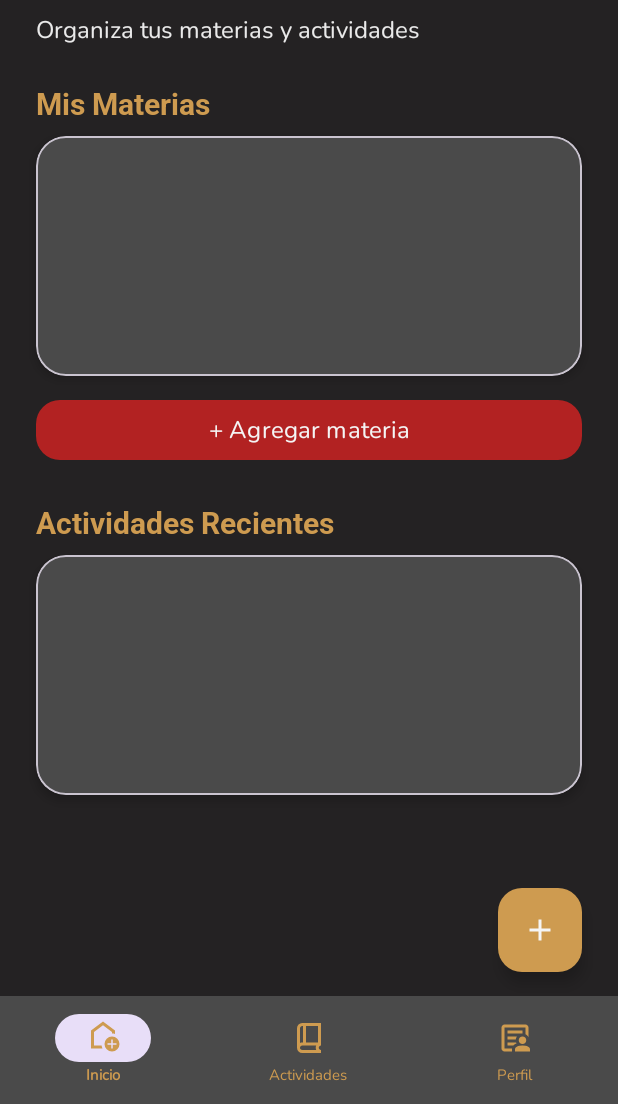
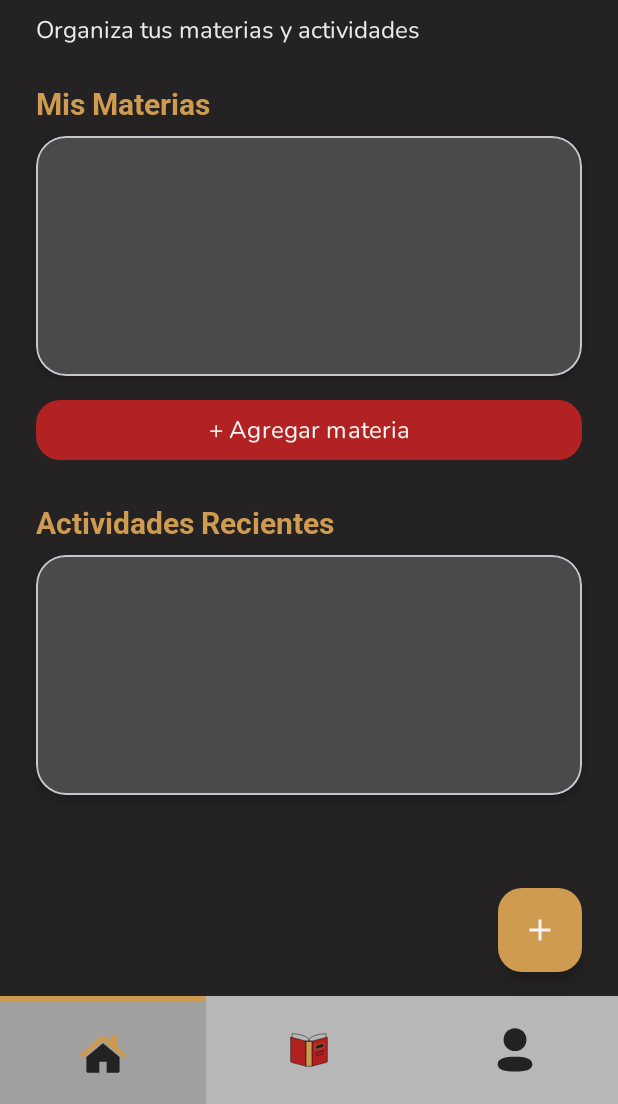
Before and after one commit to IvanIza7/Unibook_DM, an Android app: the screen it shows after launch (MainActivity), on a phone screen of 412 x 824 dp, the part 132-1236 px from its top. Run offline under Robolectric (Android 15) with nearby library versions, the phone set to English and light mode, and no system bars.

```diff
--- a/app/src/main/java/com/navify/unibook/MainActivity.java
+++ b/app/src/main/java/com/navify/unibook/MainActivity.java
@@ -1,47 +1,93 @@
 package com.navify.unibook;
 
+import android.graphics.Color;
 import android.os.Bundle;
+import android.view.View;
+import android.widget.FrameLayout;
 
 import androidx.appcompat.app.AppCompatActivity;
 import androidx.fragment.app.Fragment;
 
-import com.google.android.material.bottomnavigation.BottomNavigationView;
+import com.airbnb.lottie.LottieAnimationView;
+import com.navify.unibook.fragments.ActivityFragment;
 import com.navify.unibook.fragments.HomeFragment;
-import com.navify.unibook.fragments.ActivityFragment;
 import com.navify.unibook.fragments.PerfilFragment;
 
 public class MainActivity extends AppCompatActivity {
+
+    private FrameLayout tabHome, tabActividades, tabPerfil;
+    private LottieAnimationView lottieHome, lottieBook, lottieUser;
+    private View indicatorHome, indicatorBook, indicatorUser;
+
+    // Colores del bottom navigation
+    private final int COLOR_NORMAL = Color.parseColor("#B7B7B7"); // gris claro
+    private final int COLOR_SELECTED = Color.parseColor("#A0A0A0"); // gris más oscuro
 
     @Override
     protected void onCreate(Bundle savedInstanceState) {
         super.onCreate(savedInstanceState);
         setContentView(R.layout.activity_main);
 
-        BottomNavigationView bottomNavigationView = findViewById(R.id.bottomNavigation);
+        // Bind views
+        tabHome = findViewById(R.id.tabHome);
+        tabActividades = findViewById(R.id.tabActividades);
+        tabPerfil = findViewById(R.id.tabPerfil);
 
+        lottieHome = findViewById(R.id.lottieHome);
+        lottieBook = findViewById(R.id.lottieBook);
+        lottieUser = findViewById(R.id.lottieUser);
+
+        indicatorHome = findViewById(R.id.indicatorHome);
+        indicatorBook = findViewById(R.id.indicatorBook);
+        indicatorUser = findViewById(R.id.indicatorUser);
+
+        // Inicializar Home como activo
+        selectTab(tabHome, lottieHome, indicatorHome);
         loadFragment(new HomeFragment());
 
-        bottomNavigationView.setOnItemSelectedListener(item -> {
-            Fragment fragment = null;
-
-            int id = item.getItemId();
-
-            if (id == R.id.nav_home) {
-                fragment = new HomeFragment();
-            } else if (id == R.id.nav_actividades) {
-                fragment = new ActivityFragment();
-            } else if (id == R.id.nav_perfil) {
-                fragment = new PerfilFragment();
-            }
-
-            if (fragment != null) {
-                loadFragment(fragment);
-            }
-
-            return true;
+        // Listeners de tabs
+        tabHome.setOnClickListener(v -> {
+            selectTab(tabHome, lottieHome, indicatorHome);
+            loadFragment(new HomeFragment());
         });
 
+        tabActividades.setOnClickListener(v -> {
+            selectTab(tabActividades, lottieBook, indicatorBook);
+            loadFragment(new ActivityFragment());
+        });
+
+        tabPerfil.setOnClickListener(v -> {
+            selectTab(tabPerfil, lottieUser, indicatorUser);
+            loadFragment(new PerfilFragment());
+        });
     }
+
+    // Método para cambiar tab activo
+    private void selectTab(FrameLayout selectedTab, LottieAnimationView lottie, View indicator) {
+
+        // RESET: colores
+        tabHome.setBackgroundColor(COLOR_NORMAL);
+        tabActividades.setBackgroundColor(COLOR_NORMAL);
+        tabPerfil.setBackgroundColor(COLOR_NORMAL);
+
+        // RESET: animaciones y líneas
+        lottieHome.pauseAnimation();
+        lottieBook.pauseAnimation();
+        lottieUser.pauseAnimation();
+
+        indicatorHome.setVisibility(View.GONE);
+        indicatorBook.setVisibility(View.GONE);
+        indicatorUser.setVisibility(View.GONE);
+
+        // ACTIVAR TAB SELECCIONADO
+        selectedTab.setBackgroundColor(COLOR_SELECTED);
+        indicator.setVisibility(View.VISIBLE);
+
+        // Reproducir animación
+        lottie.setMinAndMaxFrame(15, 60);  // ajusta según tu animación
+        lottie.playAnimation();
+    }
+
     private void loadFragment(Fragment fragment) {
         getSupportFragmentManager()
                 .beginTransaction()
--- a/app/src/main/res/layout/activity_main.xml
+++ b/app/src/main/res/layout/activity_main.xml
@@ -1,4 +1,3 @@
-<?xml version="1.0" encoding="utf-8"?>
 <androidx.constraintlayout.widget.ConstraintLayout
     xmlns:android="http://schemas.android.com/apk/res/android"
     xmlns:app="http://schemas.android.com/apk/res-auto"
@@ -7,33 +6,99 @@
     android:fitsSystemWindows="true"
     android:background="@color/colorBackground">
 
-    <!-- Contenedor para los fragments -->
+    <!-- Contenedor de fragments -->
     <FrameLayout
         android:id="@+id/fragmentContainer"
         android:layout_width="0dp"
         android:layout_height="0dp"
         app:layout_constraintTop_toTopOf="parent"
-        app:layout_constraintBottom_toTopOf="@id/bottomNavigation"
+        app:layout_constraintBottom_toTopOf="@+id/customBottomNav"
         app:layout_constraintStart_toStartOf="parent"
         app:layout_constraintEnd_toEndOf="parent" />
 
-    <!-- Bottom Navigation -->
-    <com.google.android.material.bottomnavigation.BottomNavigationView
-        android:id="@+id/bottomNavigation"
+    <LinearLayout
+        android:id="@+id/customBottomNav"
         android:layout_width="0dp"
         android:layout_height="72dp"
-        android:background="@color/colorNeutralDark"
-        app:itemIconTint="@color/colorAccent"
-        app:itemTextColor="@color/colorAccent"
-        app:labelVisibilityMode="labeled"
+        android:orientation="horizontal"
+        android:background="#B7B7B7"
         app:layout_constraintBottom_toBottomOf="parent"
         app:layout_constraintStart_toStartOf="parent"
-        app:layout_constraintEnd_toEndOf="parent"
-        android:paddingTop="0dp"
-        android:paddingBottom="0dp"
-        app:itemIconSize="24dp"
-        app:itemTextAppearanceActive="@style/BottomNavTextActive"
-        app:itemTextAppearanceInactive="@style/BottomNavTextInactive"
-        app:menu="@menu/bottom_nav_menu" />
+        app:layout_constraintEnd_toEndOf="parent">
 
+        <FrameLayout
+            android:id="@+id/tabHome"
+            android:layout_width="0dp"
+            android:layout_height="match_parent"
+            android:layout_weight="1"
+            android:gravity="center">
+
+            <com.airbnb.lottie.LottieAnimationView
+                android:id="@+id/lottieHome"
+                android:layout_width="32dp"
+                android:layout_height="32dp"
+                android:layout_gravity="center"
+                app:lottie_rawRes="@raw/animationhome"
+                app:lottie_autoPlay="false"
+                app:lottie_loop="false" />
+
+            <View
+                android:id="@+id/indicatorHome"
+                android:layout_width="match_parent"
+                android:layout_height="3dp"
+                android:layout_gravity="top"
+                android:background="@color/colorAccent"
+                android:visibility="gone" />
+        </FrameLayout>
+
+        <FrameLayout
+            android:id="@+id/tabActividades"
+            android:layout_width="0dp"
+            android:layout_height="match_parent"
+            android:layout_weight="1"
+            android:gravity="center">
+
+            <com.airbnb.lottie.LottieAnimationView
+                android:id="@+id/lottieBook"
+                android:layout_width="40dp"
+                android:layout_height="40dp"
+                android:layout_gravity="center"
+                app:lottie_rawRes="@raw/animationbook"
+                app:lottie_autoPlay="false"
+                app:lottie_loop="false" />
+
+            <View
+                android:id="@+id/indicatorBook"
+                android:layout_width="match_parent"
+                android:layout_height="3dp"
+                android:layout_gravity="top"
+                android:background="@color/colorAccent"
+                android:visibility="gone" />
+        </FrameLayout>
+
+        <FrameLayout
+            android:id="@+id/tabPerfil"
+            android:layout_width="0dp"
+            android:layout_height="match_parent"
+            android:layout_weight="1"
+            android:gravity="center">
+
+            <com.airbnb.lottie.LottieAnimationView
+                android:id="@+id/lottieUser"
+                android:layout_width="36dp"
+                android:layout_height="36dp"
+                android:layout_gravity="center"
+                app:lottie_rawRes="@raw/animationuser"
+                app:lottie_autoPlay="false"
+                app:lottie_loop="false" />
+
+            <View
+                android:id="@+id/indicatorUser"
+                android:layout_width="match_parent"
+                android:layout_height="3dp"
+                android:layout_gravity="top"
+                android:background="@color/colorAccent"
+                android:visibility="gone" />
+        </FrameLayout>
+    </LinearLayout>
 </androidx.constraintlayout.widget.ConstraintLayout>
```
Also changed, not shown: app/src/main/res/raw/animationbook.json (added, +1 -0 lines), app/src/main/res/raw/animationhome.json (added, +1 -0 lines), app/src/main/res/raw/animationuser.json (added, +1 -0 lines).
